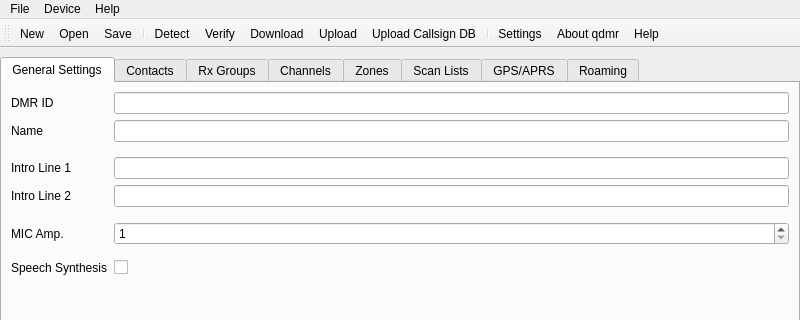
Before: the Qt Designer form shared/mainwindow.ui in hmatuschek/qdmr, drawn with Qt 5; both pictures show x 0 to 800 and y 0 to 320 of the 800 by 600 pixel window.
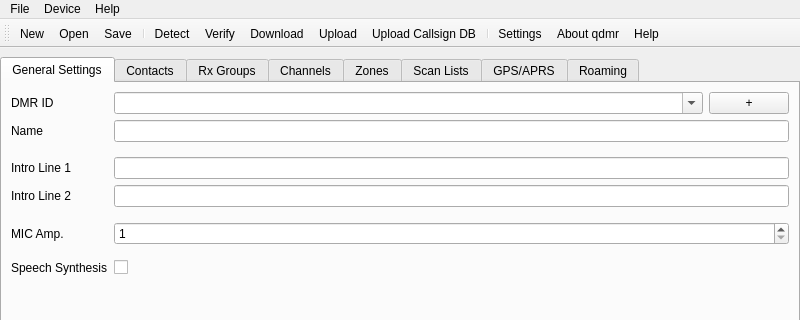
After: the same form once the commit is applied. Icons and pictures are not drawn.

Diff of the .ui file:
```diff
--- a/shared/mainwindow.ui
+++ b/shared/mainwindow.ui
@@ -80,19 +80,6 @@
             </property>
            </widget>
           </item>
-          <item row="0" column="1">
-           <widget class="QLineEdit" name="dmrID">
-            <property name="toolTip">
-             <string>Enter your 7 digit DMR ID number.</string>
-            </property>
-            <property name="accessibleName">
-             <string>DMR ID</string>
-            </property>
-            <property name="accessibleDescription">
-             <string/>
-            </property>
-           </widget>
-          </item>
           <item row="1" column="0">
            <widget class="QLabel" name="nameLabel">
             <property name="text">
@@ -199,6 +186,30 @@
             </property>
            </widget>
           </item>
+          <item row="0" column="1">
+           <layout class="QHBoxLayout" name="horizontalLayout_15">
+            <item>
+             <widget class="QComboBox" name="dmrID">
+              <property name="sizePolicy">
+               <sizepolicy hsizetype="Expanding" vsizetype="Fixed">
+                <horstretch>0</horstretch>
+                <verstretch>0</verstretch>
+               </sizepolicy>
+              </property>
+              <property name="editable">
+               <bool>true</bool>
+              </property>
+             </widget>
+            </item>
+            <item>
+             <widget class="QPushButton" name="pushButton">
+              <property name="text">
+               <string>+</string>
+              </property>
+             </widget>
+            </item>
+           </layout>
+          </item>
          </layout>
         </item>
        </layout>
```
Left out of the diff: 1 changed line with no effect on the pictures.
